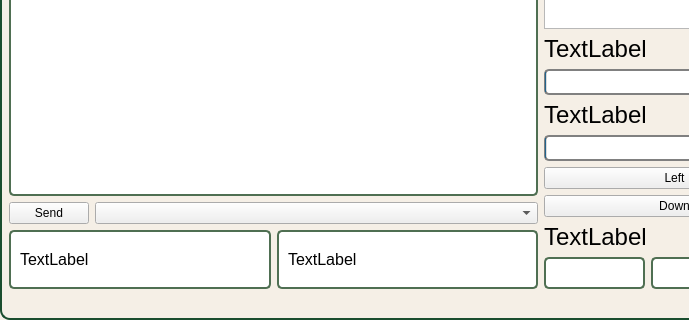
Above: mainwindow.ui from OLiwerFig/Inzynierka before the change; both pictures show x 0 to 689 and y 412 to 732 of the 1081 by 732 pixel window. Below: the same form after it.
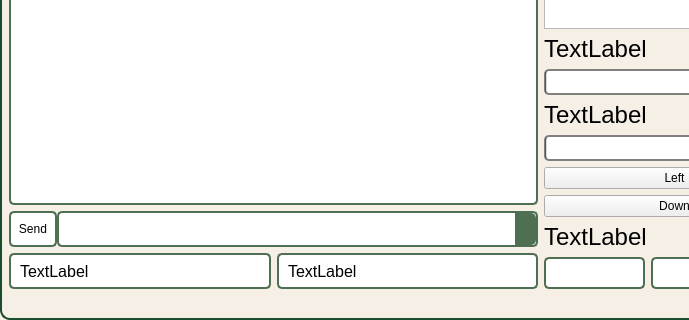
That is the form after the change. Icons and pictures are not drawn.

```diff
--- a/mainwindow.ui
+++ b/mainwindow.ui
@@ -23,7 +23,7 @@
   <widget class="QWidget" name="centralwidget">
    <layout class="QHBoxLayout" name="horizontalLayout_8">
     <item>
-     <layout class="QVBoxLayout" name="verticalLayout_6" stretch="1,9,1,1">
+     <layout class="QVBoxLayout" name="verticalLayout_6" stretch="1,15,1,1">
       <item>
        <layout class="QVBoxLayout" name="verticalLayout_5" stretch="1,1">
         <item>
@@ -234,16 +234,94 @@
        </widget>
       </item>
       <item>
-       <layout class="QHBoxLayout" name="horizontalLayout_7" stretch="0,2">
+       <layout class="QHBoxLayout" name="horizontalLayout_7" stretch="1,10">
+        <property name="spacing">
+         <number>0</number>
+        </property>
         <item>
          <widget class="QPushButton" name="SendFlag">
+          <property name="sizePolicy">
+           <sizepolicy hsizetype="Preferred" vsizetype="Preferred">
+            <horstretch>0</horstretch>
+            <verstretch>0</verstretch>
+           </sizepolicy>
+          </property>
+          <property name="styleSheet">
+           <string notr="true">QPushButton {
+    padding: 0px;
+    margin: 0px;
+    border: 2px solid #4F6F52;
+    border-radius: 5px;
+    background-color: white;
+    background-position: center;
+    background-repeat: no-repeat;
+    background-size: contain;
+}
+
+QPushButton#languageButton[icon='pol'] {
+    background-image: url(:/images/pol.png);
+}
+
+QPushButton#languageButton[icon='eng'] {
+    background-image: url(:/images/ang.png);
+}
+
+QPushButton:pressed {
+    background-color: #4F6F52;
+}
+</string>
+          </property>
           <property name="text">
            <string>Send</string>
           </property>
          </widget>
         </item>
         <item>
-         <widget class="QComboBox" name="FlagiComboBox"/>
+         <widget class="QComboBox" name="FlagiComboBox">
+          <property name="sizePolicy">
+           <sizepolicy hsizetype="Preferred" vsizetype="Preferred">
+            <horstretch>0</horstretch>
+            <verstretch>0</verstretch>
+           </sizepolicy>
+          </property>
+          <property name="styleSheet">
+           <string notr="true">QComboBox {
+    border: 2px solid #4F6F52;
+    border-radius: 5px;
+    padding: 5px;
+    background-color: white;
+    color: black;
+    selection-background-color: #4CAF50;
+    selection-color: white;
+}
+
+QComboBox QAbstractItemView {
+    border: 2px solid #4F6F52;
+    background-color: white;
+    selection-background-color: #4CAF50;
+    selection-color: white;
+}
+
+QComboBox::drop-down {
+    subcontrol-origin: padding;
+    subcontrol-position: top right;
+    width: 20px;
+    border-left-width: 1px;
+    border-left-color: #4F6F52;
+    border-left-style: solid;
+    border-top-right-radius: 5px;
+    border-bottom-right-radius: 5px;
+    background-color: #4F6F52;
+}
+
+QComboBox::down-arrow {
+    image: url(:/icons/down_arrow.png);
+    width: 10px;
+    height: 10px;
+}
+</string>
+          </property>
+         </widget>
         </item>
        </layout>
       </item>
```
